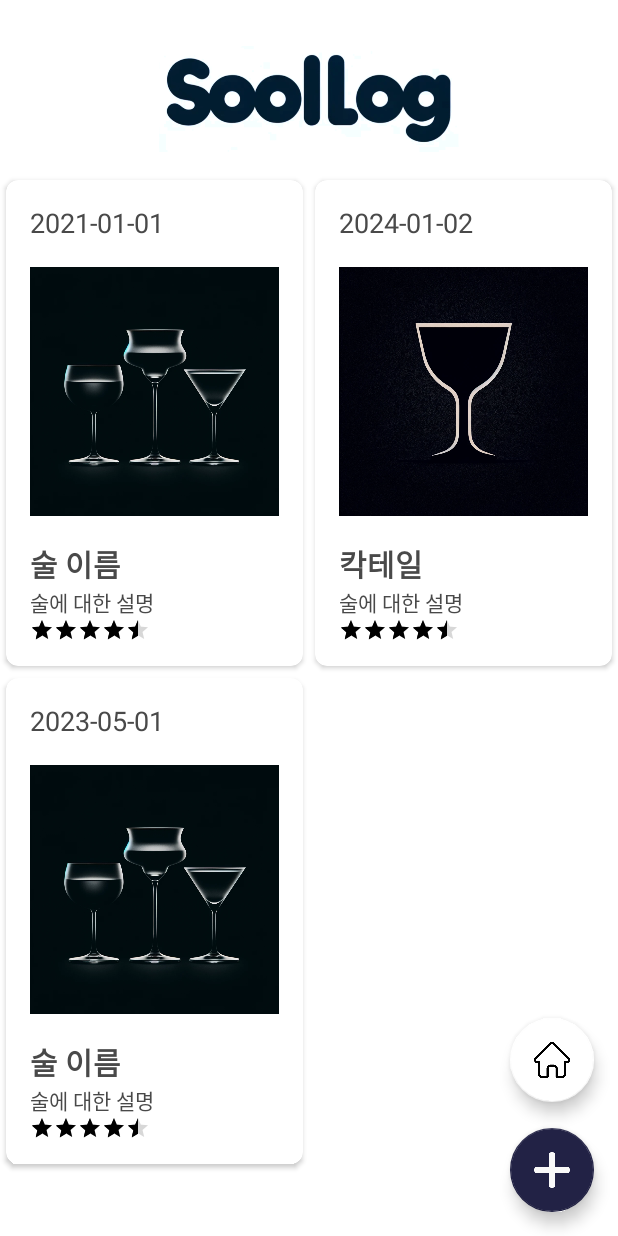
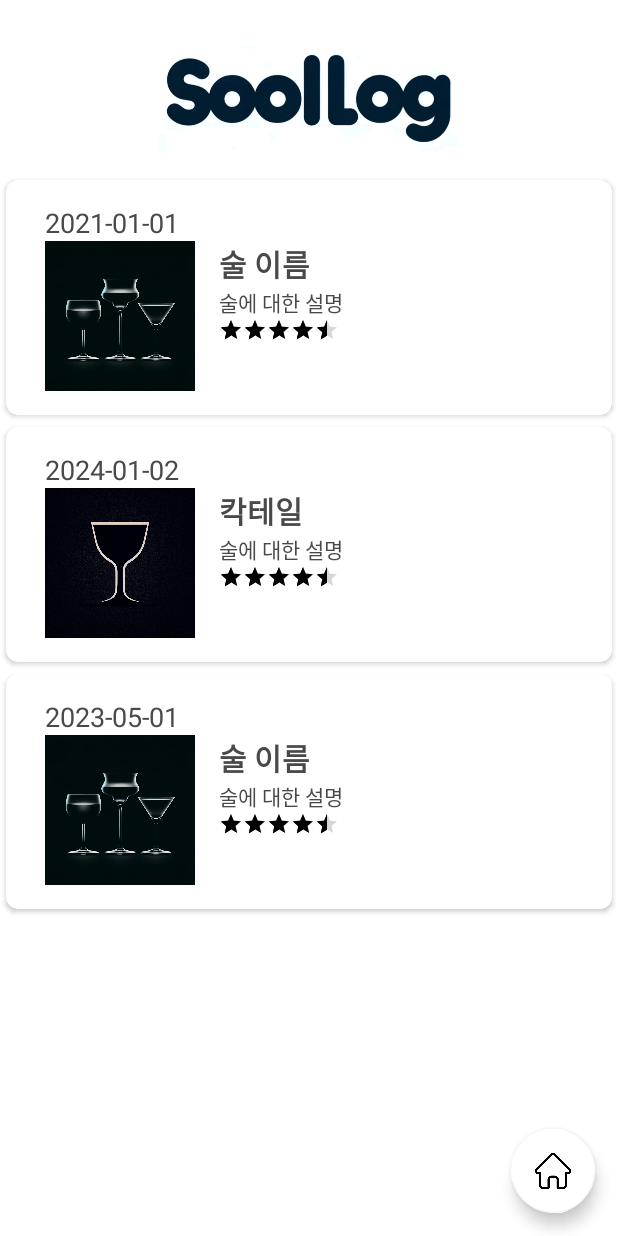
Before and after one commit to blackcat417/MadcampWeek2, an Android app: the LogActivity screen opened directly, with no data from a screen before it, on a phone screen of 412 x 824 dp. Run offline under Robolectric (Android 15) with nearby library versions, the phone set to English and light mode, and no system bars.

Commit message:
디자인

```diff
--- a/app/src/main/java/com/example/cocktail_week2/Cock/CockRecActivity.kt
+++ b/app/src/main/java/com/example/cocktail_week2/Cock/CockRecActivity.kt
@@ -14,6 +14,7 @@ import com.example.cocktail_week2.Cocktail
 import com.example.cocktail_week2.MainActivity
 import com.example.cocktail_week2.R
 import com.example.cocktail_week2.ApiService
+import com.example.cocktail_week2.Log.LogActivity
 import com.example.cocktail_week2.LoginModel
 import com.example.cocktail_week2.RecCocktails
 import com.example.cocktail_week2.RecommendModel
@@ -31,9 +32,15 @@ class CockRecActivity : AppCompatActivity() {
             setTitle("추천 칵테일")
             setMessage("이름: $drinkName\n재료: $ingredient")
             setPositiveButton("확인", null)
+            setNeutralButton("MyLog에 추가하기") { dialog, which ->
+                // MyLog 화면으로 이동하면서 칵테일 정보 전달
+                val intent = Intent(this@CockRecActivity, LogActivity::class.java)
+                intent.putExtra("DRINK_NAME", drinkName)
+                intent.putExtra("INGREDIENT", ingredient)
+                startActivity(intent)
+            }
         }.show()
     }
-
     private fun getCocktailRecommendation(
         base: String,
         beverage: String,
@@ -45,8 +52,6 @@ class CockRecActivity : AppCompatActivity() {
         val safeBase = if (base.isBlank()) "%" else base
         val safeBeverage = if (beverage.isBlank()) "%" else beverage
         val safeOther = if (other.isBlank()) "%" else other
-
-
 
         val SelectedRec = RecommendModel(safeBase, safeBeverage, safeOther, challenge)
 
@@ -82,7 +87,6 @@ class CockRecActivity : AppCompatActivity() {
             }
         })
     }
-
     override fun onCreate(savedInstanceState: Bundle?) {
         super.onCreate(savedInstanceState)
         setContentView(R.layout.activity_cock_rec)
@@ -138,6 +142,5 @@ class CockRecActivity : AppCompatActivity() {
                 finish()
             }
         }
-
     }
 }
--- a/app/src/main/java/com/example/cocktail_week2/Log/LogActivity.kt
+++ b/app/src/main/java/com/example/cocktail_week2/Log/LogActivity.kt
@@ -17,19 +17,6 @@ class LogActivity : AppCompatActivity() {
         setContentView(R.layout.activity_log)
         supportActionBar?.hide()
 
-        // FloatingActionButton 찾기
-        val fabAddLog = findViewById<FloatingActionButton>(R.id.fabAddLog)
-
-        // FloatingActionButton에 클릭 리스너 설정
-        fabAddLog.setOnClickListener {
-            // 여기에 log 추가 액티비티를 시작하는 코드 또는 다이얼로그를 표시하는 코드를 추가합니다.
-
-            // 예: AddLogActivity 시작
-            val intent = Intent(this, AddLogActivity::class.java)
-            startActivity(intent)
-
-            // 또는, 커스텀 다이얼로그나 프래그먼트를 사용하여 log 추가 인터페이스를 표시할 수 있습니다.
-        }
         // 새로운 FloatingActionButton 찾기
         val fabGoToMain = findViewById<FloatingActionButton>(R.id.fabGoToMain)
 
@@ -39,6 +26,7 @@ class LogActivity : AppCompatActivity() {
             val intent = Intent(this, MainActivity::class.java)
             startActivity(intent)
         }
+
 
         // LogActivity 내 onCreate 메서드 안
         val year = intent.getStringExtra("year") ?: "Unknown"
@@ -54,7 +42,7 @@ class LogActivity : AppCompatActivity() {
         logs.add(newLog)
 
         val recyclerView: RecyclerView = findViewById(R.id.recyclerView)
-        recyclerView.layoutManager = GridLayoutManager(this, 2)  // 2개의 컬럼으로 표시
+        recyclerView.layoutManager = GridLayoutManager(this, 1)  // 2개의 컬럼으로 표시
 
         val imageLogs = mutableListOf<LogEntry>()
         imageLogs.add(LogEntry("2021", "01", "01", "술 이름", "술에 대한 설명", R.drawable.cocktail2)
--- a/app/src/main/res/layout/activity_log.xml
+++ b/app/src/main/res/layout/activity_log.xml
@@ -20,26 +20,15 @@
         android:layout_below="@id/logoImageView"
         android:scrollbars="vertical" />
 
-    <!-- FloatingActionButton 정의 -->
-<com.google.android.material.floatingactionbutton.FloatingActionButton
-    android:id="@+id/fabAddLog"
-    android:layout_width="wrap_content"
-    android:layout_height="wrap_content"
-    android:layout_alignParentBottom="true"
-    android:layout_alignParentEnd="true"
-    android:layout_margin="16dp"
-    android:src="@drawable/add"
-    app:backgroundTint="@color/colorPrimary"
-    app:fabSize="normal" />
     <!-- 새로운 FloatingActionButton 정의 -->
     <com.google.android.material.floatingactionbutton.FloatingActionButton
         android:id="@+id/fabGoToMain"
         android:layout_width="wrap_content"
         android:layout_height="wrap_content"
-        android:layout_above="@id/fabAddLog"
         android:layout_alignParentEnd="true"
-        android:layout_marginBottom="1dp"
-        android:layout_marginEnd="16dp"
+        android:layout_alignParentBottom="true"
+        android:layout_marginBottom="15dp"
+        android:layout_marginRight="15dp"
         android:src="@drawable/home"
         app:backgroundTint="@color/colorAccent"
         app:fabSize="normal" />
--- a/app/src/main/res/layout/log_item.xml
+++ b/app/src/main/res/layout/log_item.xml
@@ -16,14 +16,29 @@
             android:id="@+id/log_date"
             android:layout_width="match_parent"
             android:layout_height="wrap_content"
+            android:layout_marginLeft="10dp"
             android:text="2021-01-01"
             android:textSize="18sp" />
 
+        <LinearLayout
+            android:layout_width="match_parent"
+            android:layout_height="wrap_content"
+            android:layout_marginLeft="10dp"
+            android:layout_marginRight="10dp"
+            android:orientation="horizontal">
+
             <ImageView
                 android:id="@+id/log_image"
-            android:layout_width="match_parent"
-            android:layout_height="200dp"
+                android:layout_width="100dp"
+                android:layout_height="100dp"
                 android:src="@drawable/ic_launcher_background" />
+
+            <LinearLayout
+                android:layout_width="0dp"
+                android:layout_weight="1"
+                android:layout_height="wrap_content"
+                android:orientation="vertical"
+                android:paddingStart="16dp">
 
                 <TextView
                     android:id="@+id/log_name"
@@ -46,6 +61,7 @@
                     android:layout_height="wrap_content"
                     android:numStars="5"
                     android:rating="4.5" />
-
+            </LinearLayout>
+        </LinearLayout>
     </LinearLayout>
 </androidx.cardview.widget.CardView>
```
Lines whose indentation alone changed are shown as unchanged.
